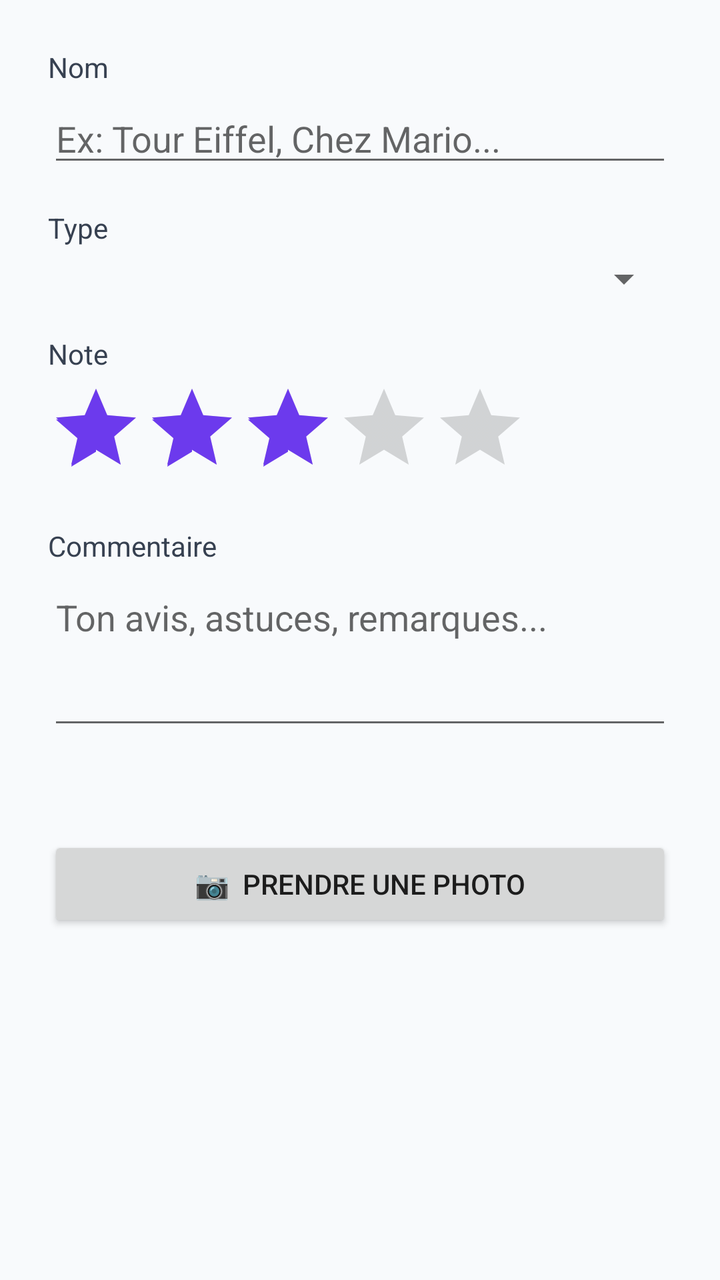
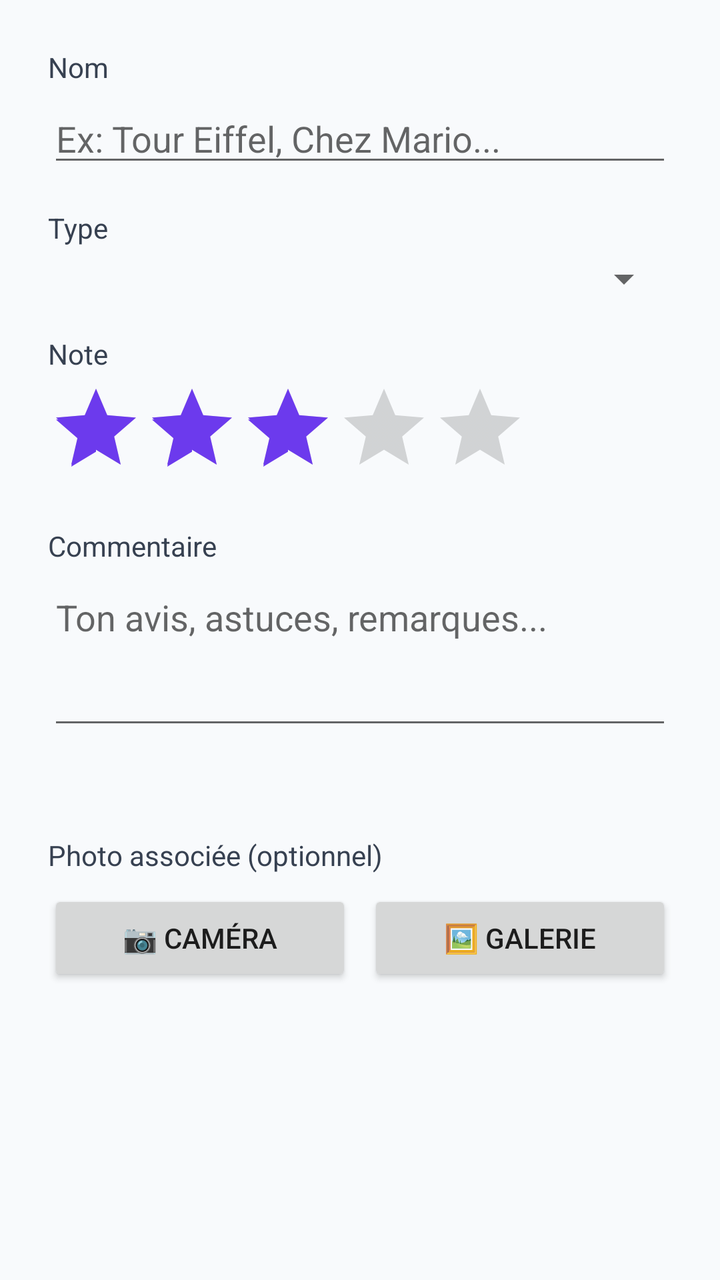

Two renders of the same Android screen: before a commit and after it. Below are the layout's source before the change and the commit's diff.
<!-- AndroidManifest.xml: application theme Theme.SmartTrip -->
<!-- res/layout/dialog_add_poi.xml -->
<ScrollView xmlns:android="http://schemas.android.com/apk/res/android" android:layout_width="match_parent" android:layout_height="wrap_content">
    <LinearLayout android:layout_width="match_parent" android:layout_height="wrap_content" android:orientation="vertical" android:padding="24dp">
        <TextView android:layout_width="wrap_content" android:layout_height="wrap_content" android:text="Nom" android:textSize="14sp" android:textColor="#374151" android:layout_marginBottom="4dp"/>
        <EditText android:id="@+id/editPoiName" android:layout_width="match_parent" android:layout_height="wrap_content" android:hint="Ex: Tour Eiffel, Chez Mario..." android:inputType="text" android:maxLines="1" android:layout_marginBottom="16dp"/>
        <TextView android:layout_width="wrap_content" android:layout_height="wrap_content" android:text="Type" android:textSize="14sp" android:textColor="#374151" android:layout_marginBottom="4dp"/>
        <Spinner android:id="@+id/spinnerPoiType" android:layout_width="match_parent" android:layout_height="wrap_content" android:layout_marginBottom="16dp"/>
        <TextView android:layout_width="wrap_content" android:layout_height="wrap_content" android:text="Note" android:textSize="14sp" android:textColor="#374151" android:layout_marginBottom="4dp"/>
        <RatingBar android:id="@+id/ratingBarPoi" android:layout_width="wrap_content" android:layout_height="wrap_content" android:numStars="5" android:rating="3" android:stepSize="1" android:layout_marginBottom="16dp"/>
        <TextView android:layout_width="wrap_content" android:layout_height="wrap_content" android:text="Commentaire" android:textSize="14sp" android:textColor="#374151" android:layout_marginBottom="4dp"/>
        <EditText android:id="@+id/editPoiComment" android:layout_width="match_parent" android:layout_height="wrap_content" android:hint="Ton avis, astuces, remarques..." android:inputType="textMultiLine" android:minLines="3" android:maxLines="5" android:gravity="top" android:layout_marginBottom="16dp"/>
        <TextView android:id="@+id/tvPoiCoords" android:layout_width="wrap_content" android:layout_height="wrap_content" android:textSize="12sp" android:textColor="#9CA3AF" android:textStyle="italic"/>
        
        <Button
            android:id="@+id/btnTakePhoto"
            android:layout_width="match_parent"
            android:layout_height="wrap_content"
            android:text="📷  Prendre une photo"
            android:layout_marginTop="16dp"
            android:layout_marginBottom="8dp" />

        
        <ImageView
            android:id="@+id/imgPoiPreview"
            android:layout_width="match_parent"
            android:layout_height="200dp"
            android:scaleType="centerCrop"
            android:visibility="gone"
            android:layout_marginTop="8dp" />

        
        <TextView
            android:id="@+id/tvPhotoStatus"
            android:layout_width="wrap_content"
            android:layout_height="wrap_content"
            android:text=""
            android:textSize="12sp"
            android:textColor="#059669"
            android:layout_marginTop="4dp" />
    </LinearLayout>

</ScrollView>
<!-- resources referenced by this layout -->
<resources>
  <style name="Theme.SmartTrip" parent="Theme.AppCompat.Light.NoActionBar">
          <item name="colorPrimary">@color/primary</item>
          <item name="colorPrimaryDark">@color/primary_dark</item>
          <item name="colorAccent">@color/primary</item>
          <item name="android:windowBackground">@color/background</item>
          <item name="android:statusBarColor">@color/primary_dark</item>
      </style>
  <color name="primary">#6C3AED</color>
  <color name="primary_dark">#5B21B6</color>
  <color name="background">#F8FAFC</color>
</resources>

<!-- the commit's change to res/layout/dialog_add_poi.xml (unified diff, before → after) -->
@@ -9,14 +9,35 @@
         <TextView android:layout_width="wrap_content" android:layout_height="wrap_content" android:text="Commentaire" android:textSize="14sp" android:textColor="#374151" android:layout_marginBottom="4dp"/>
         <EditText android:id="@+id/editPoiComment" android:layout_width="match_parent" android:layout_height="wrap_content" android:hint="Ton avis, astuces, remarques..." android:inputType="textMultiLine" android:minLines="3" android:maxLines="5" android:gravity="top" android:layout_marginBottom="16dp"/>
         <TextView android:id="@+id/tvPoiCoords" android:layout_width="wrap_content" android:layout_height="wrap_content" android:textSize="12sp" android:textColor="#9CA3AF" android:textStyle="italic"/>
-        
-        <Button
-            android:id="@+id/btnTakePhoto"
+        <TextView
+            android:layout_width="wrap_content"
+            android:layout_height="wrap_content"
+            android:text="Photo associée (optionnel)"
+            android:textSize="14sp"
+            android:textColor="#374151"
+            android:layout_marginTop="16dp"
+            android:layout_marginBottom="8dp" />
+
+        <LinearLayout
             android:layout_width="match_parent"
             android:layout_height="wrap_content"
-            android:text="📷  Prendre une photo"
-            android:layout_marginTop="16dp"
-            android:layout_marginBottom="8dp" />
+            android:orientation="horizontal">
+
+            <Button
+                android:id="@+id/btnTakePhotoPoi"
+                android:layout_width="0dp"
+                android:layout_height="wrap_content"
+                android:layout_weight="1"
+                android:text="📷 Caméra"
+                android:layout_marginEnd="8dp" />
+
+            <Button
+                android:id="@+id/btnPickGalleryPoi"
+                android:layout_width="0dp"
+                android:layout_height="wrap_content"
+                android:layout_weight="1"
+                android:text="🖼 Galerie" />
+        </LinearLayout>
 
         
         <ImageView
